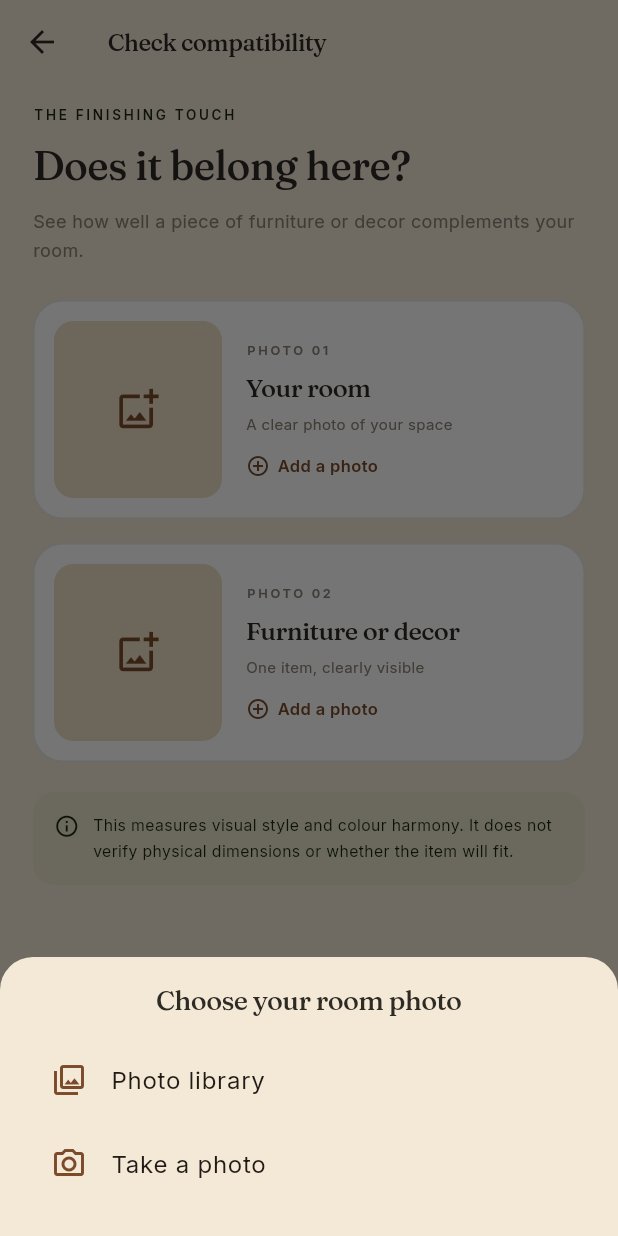
After one commit to SAyeshaGhaznavi/angan_e_khas, a Flutter app: the CompatibilityScreen screen opened directly, after a tap on an icon or button, on a phone screen of 412 x 824 dp. The commit adds this screen. Run offline on Flutter 3.47's test engine with Material 3 defaults, Android fonts, the phone set to English and light mode, and no system bars; our stand-ins replace google_fonts, image_picker.

Commit message:
compatibility feature added

```diff
--- /dev/null
+++ b/lib/screens/compatibility_result_screen.dart
@@ -0,0 +1,111 @@
+import 'dart:io';
+import 'package:flutter/material.dart';
+import '../services/compatibility_api.dart';
+import '../theme/app_theme.dart';
+
+class CompatibilityResultScreen extends StatelessWidget {
+  const CompatibilityResultScreen({super.key, required this.room, required this.item, required this.result});
+  final File room;
+  final File item;
+  final CompatibilityResult result;
+
+  @override
+  Widget build(BuildContext context) {
+    return Scaffold(
+      backgroundColor: AppColors.cream,
+      appBar: AppBar(title: Text('Your match', style: AppTheme.fraunces(size: 16))),
+      body: SafeArea(child: Column(children: [
+        Expanded(child: SingleChildScrollView(padding: const EdgeInsets.fromLTRB(22, 12, 22, 24),
+          child: Column(crossAxisAlignment: CrossAxisAlignment.start, children: [
+            Text('COMPATIBILITY REPORT', style: AppTheme.label(color: AppColors.forest)),
+            const SizedBox(height: 8),
+            Text('A closer look', style: AppTheme.fraunces(size: 27)),
+            const SizedBox(height: 20),
+            Row(children: [
+              Expanded(child: _ResultPhoto(file: room, label: 'YOUR ROOM')),
+              const SizedBox(width: 12),
+              Expanded(child: _ResultPhoto(file: item, label: 'YOUR PIECE')),
+            ]),
+            const SizedBox(height: 24),
+            Container(
+              width: double.infinity,
+              padding: const EdgeInsets.all(22),
+              decoration: BoxDecoration(
+                color: Colors.white,
+                border: Border.all(color: AppColors.line), borderRadius: BorderRadius.circular(20),
+              ),
+              child: Column(children: [
+                Text('VISUAL COMPATIBILITY', style: AppTheme.label()),
+                const SizedBox(height: 12),
+                Text('${result.score.toStringAsFixed(1)}',
+                  style: AppTheme.fraunces(size: 54, color: AppColors.forest, height: 1.05)),
+                Text('OUT OF 100', style: AppTheme.label(size: 8)),
+                const SizedBox(height: 18),
+                ClipRRect(borderRadius: BorderRadius.circular(6),
+                  child: LinearProgressIndicator(value: (result.score / 100).clamp(0.0, 1.0),
+                    minHeight: 7, backgroundColor: AppColors.linen, color: AppColors.moss)),
+                const SizedBox(height: 17),
+                Text('A visual similarity score based on style and colour — not a measure of physical fit.',
+                  textAlign: TextAlign.center, style: AppTheme.inter(size: 11, color: AppColors.muted, height: 1.55)),
+              ]),
+            ),
+            const SizedBox(height: 22),
+            Text('THE DETAILS', style: AppTheme.label()),
+            const SizedBox(height: 12),
+            _MetricRow(title: 'Style similarity', value: result.styleCosine.toStringAsFixed(3),
+              subtitle: 'CLIP image-to-image cosine similarity (not a percentage)'),
+            const SizedBox(height: 10),
+            _MetricRow(title: 'Colour harmony', value: result.colourHarmony.toStringAsFixed(2),
+              subtitle: 'Colour agreement on a 0–1 scale'),
+            const SizedBox(height: 20),
+            Text('The compatibility score uses the same 60% visual-style and 40% colour-harmony weighting as the project notebook.',
+              style: AppTheme.inter(size: 11, color: AppColors.muted, height: 1.65)),
+          ]),
+        )),
+        Padding(padding: const EdgeInsets.fromLTRB(22, 8, 22, 20), child: SizedBox(
+          width: double.infinity,
+          child: ElevatedButton(onPressed: () => Navigator.pop(context), child: const Text('Try another piece')),
+        )),
+      ])),
+    );
+  }
+}
+
+class _ResultPhoto extends StatelessWidget {
+  const _ResultPhoto({required this.file, required this.label});
+  final File file;
+  final String label;
+  @override
+  Widget build(BuildContext context) {
+    return Column(crossAxisAlignment: CrossAxisAlignment.start, children: [
+      ClipRRect(borderRadius: BorderRadius.circular(17), child: AspectRatio(aspectRatio: 0.92,
+        child: Image.file(file, fit: BoxFit.cover))),
+      const SizedBox(height: 9),
+      Text(label, style: AppTheme.label(size: 9)),
+    ]);
+  }
+}
+
+class _MetricRow extends StatelessWidget {
+  const _MetricRow({required this.title, required this.value, required this.subtitle});
+  final String title;
+  final String value;
+  final String subtitle;
+  @override
+  Widget build(BuildContext context) {
+    return Container(
+      padding: const EdgeInsets.symmetric(vertical: 13, horizontal: 15),
+      decoration: BoxDecoration(color: Colors.white, borderRadius: BorderRadius.circular(15),
+        border: Border.all(color: AppColors.line)),
+      child: Row(children: [
+        Expanded(child: Column(crossAxisAlignment: CrossAxisAlignment.start, children: [
+          Text(title, style: AppTheme.fraunces(size: 15)),
+          const SizedBox(height: 4),
+          Text(subtitle, style: AppTheme.inter(size: 10, color: AppColors.muted, height: 1.5)),
+        ])),
+        const SizedBox(width: 10),
+        Text(value, style: AppTheme.fraunces(size: 19, color: AppColors.forest)),
+      ]),
+    );
+  }
+}
--- /dev/null
+++ b/lib/screens/compatibility_screen.dart
@@ -0,0 +1,177 @@
+import 'dart:io';
+import 'package:flutter/material.dart';
+import 'package:image_picker/image_picker.dart';
+import '../services/compatibility_api.dart';
+import '../theme/app_theme.dart';
+import 'compatibility_result_screen.dart';
+
+class CompatibilityScreen extends StatefulWidget {
+  const CompatibilityScreen({super.key});
+
+  @override
+  State<CompatibilityScreen> createState() => _CompatibilityScreenState();
+}
+
+class _CompatibilityScreenState extends State<CompatibilityScreen> {
+  final ImagePicker _picker = ImagePicker();
+  File? _room;
+  File? _item;
+  bool _loading = false;
+
+  Future<void> _pick(bool isRoom, ImageSource source) async {
+    try {
+      final picked = await _picker.pickImage(source: source, imageQuality: 90);
+      if (picked == null || !mounted) return;
+      setState(() {
+        if (isRoom) {
+          _room = File(picked.path);
+        } else {
+          _item = File(picked.path);
+        }
+      });
+    } catch (e) {
+      if (!mounted) return;
+      ScaffoldMessenger.of(context).showSnackBar(SnackBar(content: Text('Could not open photo: $e')));
+    }
+  }
+
+  Future<void> _choosePhoto(bool room) async {
+    await showModalBottomSheet<void>(
+      context: context,
+      backgroundColor: AppColors.cream,
+      shape: const RoundedRectangleBorder(borderRadius: BorderRadius.vertical(top: Radius.circular(22))),
+      builder: (sheetContext) => SafeArea(
+        child: Padding(
+          padding: const EdgeInsets.fromLTRB(18, 16, 18, 20),
+          child: Column(mainAxisSize: MainAxisSize.min, children: [
+            Text(room ? 'Choose your room photo' : 'Choose a furniture photo', style: AppTheme.fraunces(size: 18)),
+            const SizedBox(height: 12),
+            ListTile(
+              leading: const Icon(Icons.photo_library_outlined, color: AppColors.terracotta),
+              title: const Text('Photo library'),
+              onTap: () { Navigator.pop(sheetContext); _pick(room, ImageSource.gallery); },
+            ),
+            ListTile(
+              leading: const Icon(Icons.camera_alt_outlined, color: AppColors.terracotta),
+              title: const Text('Take a photo'),
+              onTap: () { Navigator.pop(sheetContext); _pick(room, ImageSource.camera); },
+            ),
+          ]),
+        ),
+      ),
+    );
+  }
+
+  Future<void> _check() async {
+    if (_loading || _room == null || _item == null) return;
+    setState(() => _loading = true);
+    try {
+      final result = await CompatibilityApi.check(room: _room!, item: _item!);
+      if (!mounted) return;
+      Navigator.push(context, MaterialPageRoute(builder: (_) => CompatibilityResultScreen(
+        room: _room!, item: _item!, result: result,
+      )));
+    } catch (e) {
+      if (!mounted) return;
+      ScaffoldMessenger.of(context).showSnackBar(SnackBar(
+        content: Text('Could not check compatibility: $e'), duration: const Duration(seconds: 9),
+      ));
+    } finally {
+      if (mounted) setState(() => _loading = false);
+    }
+  }
+
+  @override
+  Widget build(BuildContext context) {
+    return Scaffold(
+      backgroundColor: AppColors.cream,
+      appBar: AppBar(title: Text('Check compatibility', style: AppTheme.fraunces(size: 16))),
+      body: SafeArea(child: Column(children: [
+        Expanded(child: SingleChildScrollView(
+          padding: const EdgeInsets.fromLTRB(22, 14, 22, 24),
+          child: Column(crossAxisAlignment: CrossAxisAlignment.start, children: [
+            Text('THE FINISHING TOUCH', style: AppTheme.label(color: AppColors.forest)),
+            const SizedBox(height: 8),
+            Text('Does it belong here?', style: AppTheme.fraunces(size: 27)),
+            const SizedBox(height: 8),
+            Text('See how well a piece of furniture or decor complements your room.',
+              style: AppTheme.inter(size: 12, height: 1.6, color: AppColors.muted)),
+            const SizedBox(height: 24),
+            _PhotoTile(number: '01', title: 'Your room', subtitle: 'A clear photo of your space',
+              photo: _room, onTap: () => _choosePhoto(true)),
+            const SizedBox(height: 16),
+            _PhotoTile(number: '02', title: 'Furniture or decor', subtitle: 'One item, clearly visible',
+              photo: _item, onTap: () => _choosePhoto(false)),
+            const SizedBox(height: 20),
+            Container(
+              padding: const EdgeInsets.all(14),
+              decoration: BoxDecoration(color: AppColors.sagePale.withOpacity(0.55), borderRadius: BorderRadius.circular(14)),
+              child: Row(crossAxisAlignment: CrossAxisAlignment.start, children: [
+                const Icon(Icons.info_outline, color: AppColors.forest, size: 17),
+                const SizedBox(width: 9),
+                Expanded(child: Text('This measures visual style and colour harmony. It does not verify physical dimensions or whether the item will fit.',
+                    style: AppTheme.inter(size: 10.5, height: 1.6, color: AppColors.forest))),
+              ]),
+            ),
+          ]),
+        )),
+        Padding(padding: const EdgeInsets.fromLTRB(22, 8, 22, 20), child: SizedBox(
+          width: double.infinity,
+          child: ElevatedButton(
+            onPressed: _room != null && _item != null && !_loading ? _check : null,
+            child: Padding(padding: const EdgeInsets.symmetric(vertical: 2),
+              child: Text(_loading ? 'Checking compatibility…' : 'Check compatibility')),
+          ),
+        )),
+      ])),
+    );
+  }
+}
+
+class _PhotoTile extends StatelessWidget {
+  const _PhotoTile({required this.number, required this.title, required this.subtitle,
+    required this.photo, required this.onTap});
+  final String number;
+  final String title;
+  final String subtitle;
+  final File? photo;
+  final VoidCallback onTap;
+
+  @override
+  Widget build(BuildContext context) {
+    return InkWell(
+      onTap: onTap,
+      borderRadius: BorderRadius.circular(20),
+      child: Container(
+        width: double.infinity,
+        padding: const EdgeInsets.all(13),
+        decoration: BoxDecoration(color: Colors.white, borderRadius: BorderRadius.circular(20),
+          border: Border.all(color: AppColors.line)),
+        child: Row(children: [
+          ClipRRect(borderRadius: BorderRadius.circular(13), child: SizedBox(
+            width: 112, height: 118,
+            child: photo == null
+              ? Container(color: AppColors.linen, child: const Icon(Icons.add_photo_alternate_outlined,
+                  color: AppColors.terracotta, size: 30))
+              : Image.file(photo!, fit: BoxFit.cover),
+          )),
+          const SizedBox(width: 16),
+          Expanded(child: Column(crossAxisAlignment: CrossAxisAlignment.start, children: [
+            Text('PHOTO $number', style: AppTheme.label(size: 8.5)),
+            const SizedBox(height: 7),
+            Text(title, style: AppTheme.fraunces(size: 17)),
+            const SizedBox(height: 5),
+            Text(subtitle, style: AppTheme.inter(size: 10, height: 1.45, color: AppColors.muted)),
+            const SizedBox(height: 12),
+            Row(children: [
+              const Icon(Icons.add_circle_outline, color: AppColors.terracotta, size: 16),
+              const SizedBox(width: 5),
+              Flexible(child: Text(photo == null ? 'Add a photo' : 'Change photo',
+                  style: AppTheme.inter(size: 11, weight: FontWeight.w600, color: AppColors.terracotta))),
+            ]),
+          ])),
+        ]),
+      ),
+    );
+  }
+}
--- /dev/null
+++ b/lib/services/compatibility_api.dart
@@ -0,0 +1,49 @@
+import 'dart:convert';
+import 'dart:io';
+import 'package:http/http.dart' as http;
+import 'redesign_api.dart';
+
+class CompatibilityResult {
+  final double score;
+  final double styleCosine;
+  final double colourHarmony;
+  const CompatibilityResult({required this.score, required this.styleCosine, required this.colourHarmony});
+
+  factory CompatibilityResult.fromJson(Map<String, dynamic> data) {
+    final score = data['compatibility_0_100'];
+    final cosine = data['style_cosine'];
+    final harmony = data['colour_harmony'];
+    if (score is! num || cosine is! num || harmony is! num) {
+      throw const FormatException('The server returned incomplete compatibility results.');
+    }
+    return CompatibilityResult(
+      score: score.toDouble(),
+      styleCosine: cosine.toDouble(),
+      colourHarmony: harmony.toDouble(),
+    );
+  }
+}
+
+class CompatibilityApi {
+  static Future<CompatibilityResult> check({required File room, required File item}) async {
+    final request = http.MultipartRequest('POST', Uri.parse('${RedesignApi.baseUrl}/compatibility'))
+      ..headers['ngrok-skip-browser-warning'] = 'true'
+      ..files.add(await http.MultipartFile.fromPath('room_photo', room.path))
+      ..files.add(await http.MultipartFile.fromPath('item_photo', item.path));
+
+    final streamed = await request.send().timeout(const Duration(minutes: 4));
+    final response = await http.Response.fromStream(streamed);
+    Map<String, dynamic> body;
+    try {
+      body = jsonDecode(response.body) as Map<String, dynamic>;
+    } catch (_) {
+      throw Exception('The server did not return JSON (HTTP ${response.statusCode}). Check the backend URL and that the updated API cell is running.');
+    }
+    if (response.statusCode != 200) {
+      final error = body['error'];
+      final message = error is Map ? error['message'] : null;
+      throw Exception(message is String ? message : 'Compatibility check failed (HTTP ${response.statusCode}).');
+    }
+    return CompatibilityResult.fromJson(body);
+  }
+}
```
Also changed, not shown: lib/screens/home_screen.dart (+30 -0 lines).
